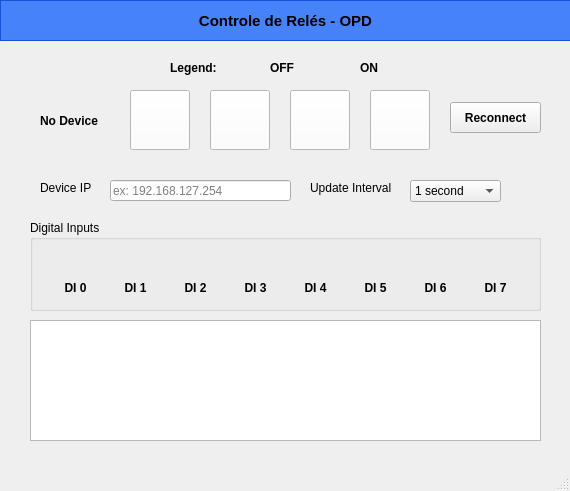
ramonefoster/remoteRelaysOPD, file main.ui: the form before one commit.
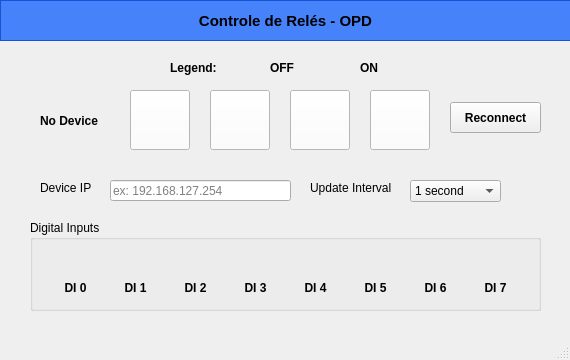
The form after the commit. Icons and pictures are not drawn.

Commit message: DIs + reconnect button implemented

What changed in the file:
```diff
--- a/main.ui
+++ b/main.ui
@@ -7,9 +7,15 @@
     <x>0</x>
     <y>0</y>
     <width>570</width>
-    <height>491</height>
+    <height>360</height>
    </rect>
   </property>
+  <property name="maximumSize">
+   <size>
+    <width>570</width>
+    <height>360</height>
+   </size>
+  </property>
   <property name="windowTitle">
    <string>MainWindow</string>
   </property>
@@ -695,16 +701,6 @@
      <string>ON</string>
     </property>
    </widget>
-   <widget class="QTextEdit" name="txtLog">
-    <property name="geometry">
-     <rect>
-      <x>30</x>
-      <y>320</y>
-      <width>511</width>
-      <height>121</height>
-     </rect>
-    </property>
-   </widget>
    <widget class="QLabel" name="txtName">
     <property name="geometry">
      <rect>
```
Left out of the diff: 3 changed lines with no effect on the pictures. The commit also changes 3 other files.
